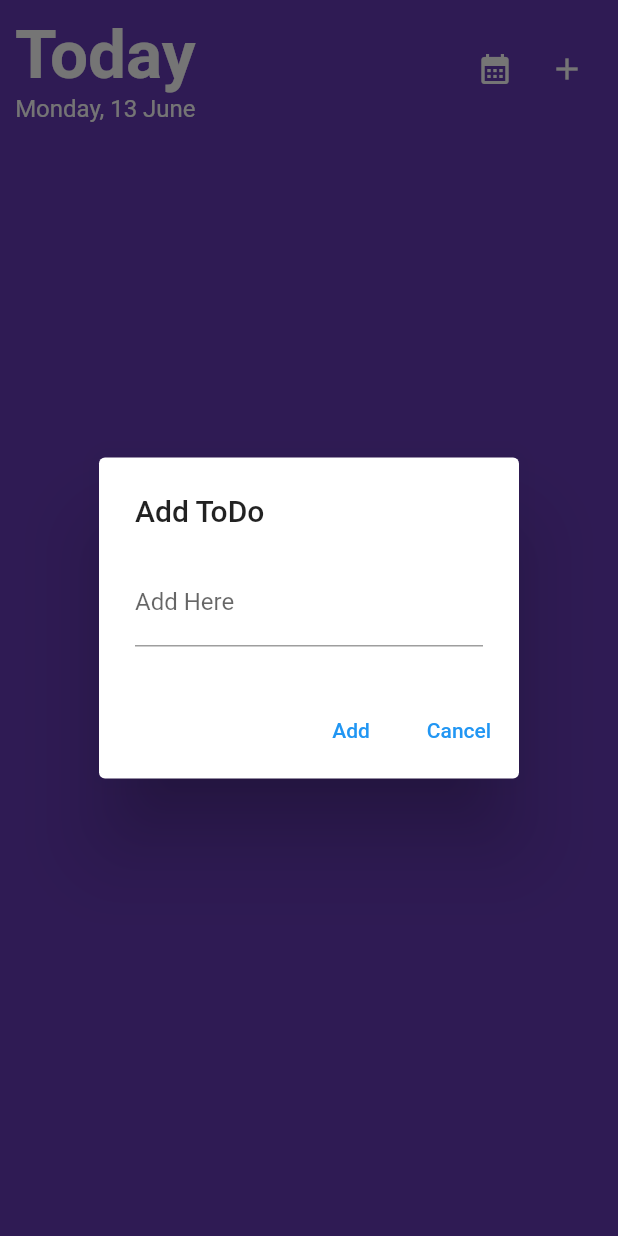
After one commit to pantshaswat/mySchedule, a Flutter app: the screen it shows after launch, after a tap on the "add" icon, on a phone screen of 412 x 824 dp. The commit adds this screen. Run offline on Flutter 3.47's test engine with Material 2 defaults, Android fonts, the light colour scheme and no system bars; our stand-ins replace table_calendar; Roboto replaces fonts that are missing (mainFont).

Commit message:
toDo page added

```diff
--- a/lib/interfaces/loginPage.dart
+++ b/lib/interfaces/loginPage.dart
@@ -36,7 +36,6 @@ class _loginpageState extends State<loginpage> {
           height: h,
           decoration: BoxDecoration(
             color: Colors.deepPurple,
-            borderRadius: BorderRadius.circular(20),
           ),
           child: Padding(
             padding: const EdgeInsets.all(10.0),
--- /dev/null
+++ b/lib/interfaces/toDo.dart
@@ -0,0 +1,252 @@
+import 'package:flutter/material.dart';
+
+import '../components/textfield.dart';
+
+class toDoPage extends StatefulWidget {
+  const toDoPage({super.key});
+
+  @override
+  State<toDoPage> createState() => _toDoPageState();
+}
+
+class _toDoPageState extends State<toDoPage> {
+  //ToDoItem class is at bottom
+  List<ToDoItem> toDoWork = [];
+  TextEditingController _textEditingController = TextEditingController();
+
+  @override
+  void initState() {
+    super.initState();
+  }
+
+  @override
+  void dispose() {
+    _textEditingController.dispose();
+    super.dispose();
+  }
+
+  @override
+  Widget build(BuildContext context) {
+    var h = MediaQuery.of(context).size.height;
+    var w = MediaQuery.of(context).size.width;
+    return Scaffold(
+      body: SafeArea(
+          child: SingleChildScrollView(
+        child: Stack(children: [
+          Container(
+            height: h,
+            color: Colors.deepPurple,
+            child: Padding(
+              padding: const EdgeInsets.all(10.0),
+              child: Column(
+                children: [
+                  Row(
+                    children: [
+                      Column(
+                        children: [
+                          Text(
+                            "Today",
+                            style: TextStyle(
+                                fontFamily: 'mainFont',
+                                fontSize: 45,
+                                fontWeight: FontWeight.bold,
+                                color: Colors.white),
+                          ),
+                          Text(
+                            "Monday, 13 June",
+                            style: TextStyle(
+                                fontFamily: 'mainFont',
+                                color: Colors.white,
+                                fontSize: 16),
+                          )
+                        ],
+                      ),
+                      Spacer(),
+                      IconButton(
+                          onPressed: () {},
+                          icon: Icon(
+                            Icons.calendar_month,
+                            color: Colors.white,
+                          )),
+                      IconButton(
+                          onPressed: addToDo,
+                          icon: Icon(
+                            Icons.add,
+                            color: Colors.white,
+                          ))
+                    ],
+                  ),
+                  SizedBox(height: 20),
+                  //listview builder for todo list
+                  Expanded(
+                      child: ListView.builder(
+                          itemCount: toDoWork.length,
+                          itemBuilder: ((context, index) {
+                            //function to edit the list
+                            void editToDo() {
+                              showDialog(
+                                context: context,
+                                builder: (BuildContext context) {
+                                  String editedToDo = '';
+                                  return AlertDialog(
+                                    title: Text('Edit ToDo'),
+                                    content: TextField(
+                                      onChanged: (value) {
+                                        editedToDo = value;
+                                      },
+                                      decoration: InputDecoration(
+                                        labelText: 'Edit Here',
+                                      ),
+                                    ),
+                                    actions: [
+                                      TextButton(
+                                        onPressed: () {
+                                          if (editedToDo.isNotEmpty) {
+                                            //first removing the value at index
+                                            toDoWork.removeAt(index);
+                                            //then inserting the new value at the same index
+                                            toDoWork.insert(
+                                                index,
+                                                ToDoItem(
+                                                    toDoText: editedToDo,
+                                                    isChecked: false));
+                                            print(toDoWork);
+                                            Navigator.of(context)
+                                                .pop(); // Close the dialog
+                                          }
+                                        },
+                                        child: Text('Add'),
+                                      ),
+                                      TextButton(
+                                        onPressed: () {
+                                          Navigator.of(context)
+                                              .pop(); // Close the dialog
+                                        },
+                                        child: Text('Cancel'),
+                                      ),
+                                    ],
+                                  );
+                                },
+                              );
+                            }
+
+                            return Opacity(
+                              opacity: toDoWork[index].isChecked ? 0.5 : 1.0,
+                              child: Container(
+                                decoration: BoxDecoration(
+                                  border: Border.all(color: Colors.black),
+                                  color: Color.fromARGB(
+                                    155,
+                                    236,
+                                    182,
+                                    246,
+                                  ),
+                                  borderRadius: BorderRadius.circular(10.0),
+                                ),
+                                child: ListTile(
+                                  leading: Checkbox(
+                                    activeColor: Colors.deepPurple,
+                                    value: toDoWork[index].isChecked,
+                                    onChanged: (bool? value) {
+                                      setState(() {
+                                        toDoWork[index].isChecked =
+                                            value ?? false;
+                                      });
+                                    },
+                                  ),
+                                  title: Text(
+                                    toDoWork[index].toDoText,
+                                    style: TextStyle(
+                                      fontFamily: 'mainFont',
+                                      fontSize: 15,
+                                      fontWeight: FontWeight.bold,
+                                    ),
+                                  ),
+                                  subtitle: Text('Wednesday, 9 AM'),
+                                  trailing: Container(
+                                    height: 50,
+                                    width: 100,
+                                    child: Row(
+                                      children: [
+                                        IconButton(
+                                            onPressed: editToDo,
+                                            icon: Icon(
+                                              Icons.edit,
+                                              color: Colors.deepPurple,
+                                            )),
+                                        IconButton(
+                                            onPressed: () {
+                                              setState(() {
+                                                toDoWork.removeAt(index);
+                                              });
+                                            },
+                                            icon: Icon(
+                                              Icons.delete,
+                                              color: Colors.deepPurple,
+                                            )),
+                                      ],
+                                    ),
+                                  ),
+                                ),
+                              ),
+                            );
+                          })))
+                ],
+              ),
+            ),
+          ),
+        ]),
+      )),
+    );
+  }
+
+//function to add new list
+  void addToDo() {
+    showDialog(
+      context: context,
+      builder: (BuildContext context) {
+        String editedToDo = '';
+        return AlertDialog(
+          title: Text('Add ToDo'),
+          content: TextField(
+            onChanged: (value) {
+              editedToDo = value;
+            },
+            decoration: InputDecoration(
+              labelText: 'Add Here',
+            ),
+          ),
+          actions: [
+            TextButton(
+              onPressed: () {
+                if (editedToDo.isNotEmpty) {
+                  toDoWork
+                      .add(ToDoItem(toDoText: editedToDo, isChecked: false));
+
+                  Navigator.of(context).pop(); // Close the dialog
+                }
+              },
+              child: Text('Add'),
+            ),
+            TextButton(
+              onPressed: () {
+                Navigator.of(context).pop(); // Close the dialog
+              },
+              child: Text('Cancel'),
+            ),
+          ],
+        );
+      },
+    );
+  }
+}
+
+//isChecked variable should be stored separatly for each item in toDoWork list,
+// So ToDoItem class has been created
+//
+class ToDoItem {
+  String toDoText;
+  bool isChecked;
+
+  ToDoItem({required this.toDoText, required this.isChecked});
+}
--- a/lib/main.dart
+++ b/lib/main.dart
@@ -3,6 +3,7 @@ import 'package:myschedule/interfaces/event.dart';
 import 'package:myschedule/interfaces/homePage.dart';
 import 'package:myschedule/interfaces/loginPage.dart';
 import 'package:myschedule/interfaces/registerPage.dart';
+import 'package:myschedule/interfaces/toDo.dart';
 import 'package:myschedule/interfaces/welcomePage.dart';
 import 'package:intl/date_symbol_data_local.dart';
 
@@ -19,7 +20,7 @@ class MyApp extends StatelessWidget {
   Widget build(BuildContext context) {
     return MaterialApp(
       debugShowCheckedModeBanner: false,
-      home: loginpage(),
+      home: toDoPage(),
     );
   }
 }
```
